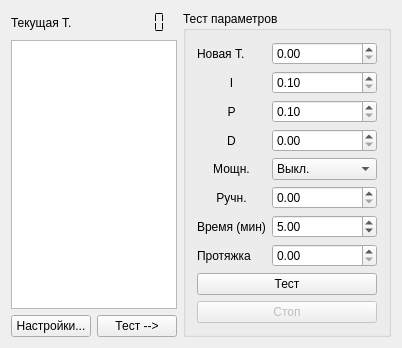
Qt form asec_temperature/asec_temperature.ui (lierdakil/masec) before a commit.
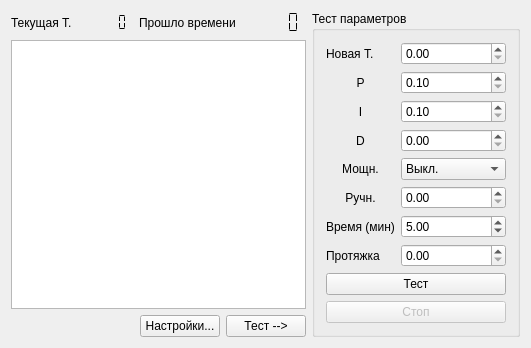
The same form after that commit.

Commit message: temp: stop() now stops immediately asec_temperature::error() now displays error Checking deriative now (simple yet) temperature window lowered Time passed is showed now (in minutes) manual timeout is saved minor tweaks

Diff of the .ui file:
```diff
--- a/asec_temperature/asec_temperature.ui
+++ b/asec_temperature/asec_temperature.ui
@@ -6,7 +6,7 @@
    <rect>
     <x>0</x>
     <y>0</y>
-    <width>400</width>
+    <width>496</width>
     <height>338</height>
    </rect>
   </property>
@@ -50,6 +50,23 @@
          </property>
         </widget>
        </item>
+       <item>
+        <widget class="QLabel" name="lbTimePassed">
+         <property name="text">
+          <string>Прошло времени</string>
+         </property>
+        </widget>
+       </item>
+       <item>
+        <widget class="QLCDNumber" name="nlTime">
+         <property name="frameShape">
+          <enum>QFrame::NoFrame</enum>
+         </property>
+         <property name="segmentStyle">
+          <enum>QLCDNumber::Flat</enum>
+         </property>
+        </widget>
+       </item>
       </layout>
      </item>
      <item>
@@ -120,7 +137,7 @@
         </property>
        </widget>
       </item>
-      <item row="1" column="0">
+      <item row="2" column="0">
        <widget class="QLabel" name="lbI_test_2">
         <property name="text">
          <string>I</string>
@@ -130,28 +147,8 @@
         </property>
        </widget>
       </item>
-      <item row="1" column="1">
-       <widget class="QDoubleSpinBox" name="sbI_test">
-        <property name="minimum">
-         <double>0.100000000000000</double>
-        </property>
-        <property name="maximum">
-         <double>1000.000000000000000</double>
-        </property>
-       </widget>
-      </item>
-      <item row="2" column="0">
-       <widget class="QLabel" name="lbP_test_2">
-        <property name="text">
-         <string>P</string>
-        </property>
-        <property name="alignment">
-         <set>Qt::AlignCenter</set>
-        </property>
-       </widget>
-      </item>
       <item row="2" column="1">
-       <widget class="QDoubleSpinBox" name="sbP_test">
+       <widget class="QDoubleSpinBox" name="sbI_test">
         <property name="minimum">
          <double>0.100000000000000</double>
         </property>
@@ -160,7 +157,7 @@
         </property>
        </widget>
       </item>
-      <item row="3" column="0">
+      <item row="4" column="0">
        <widget class="QLabel" name="lbD_test_2">
         <property name="sizePolicy">
          <sizepolicy hsizetype="Preferred" vsizetype="Preferred">
@@ -176,14 +173,14 @@
         </property>
        </widget>
       </item>
-      <item row="3" column="1">
+      <item row="4" column="1">
        <widget class="QDoubleSpinBox" name="sbD_test">
         <property name="maximum">
          <double>200.000000000000000</double>
         </property>
        </widget>
       </item>
-      <item row="4" column="0">
+      <item row="5" column="0">
        <widget class="QLabel" name="lbRange_test_2">
         <property name="text">
          <string>Мощн.</string>
@@ -193,7 +190,7 @@
         </property>
        </widget>
       </item>
-      <item row="4" column="1">
+      <item row="5" column="1">
        <widget class="QComboBox" name="cbRange_test">
         <property name="enabled">
          <bool>true</bool>
@@ -220,7 +217,7 @@
         </item>
        </widget>
       </item>
-      <item row="5" column="0">
+      <item row="6" column="0">
        <widget class="QLabel" name="lbMout_test_2">
         <property name="sizePolicy">
          <sizepolicy hsizetype="Preferred" vsizetype="Preferred">
@@ -236,21 +233,21 @@
         </property>
        </widget>
       </item>
-      <item row="5" column="1">
+      <item row="6" column="1">
        <widget class="QDoubleSpinBox" name="sbMout_test">
         <property name="maximum">
          <double>100.000000000000000</double>
         </property>
        </widget>
       </item>
-      <item row="6" column="0">
+      <item row="7" column="0">
        <widget class="QLabel" name="lbt_test_2">
         <property name="text">
          <string>Время (мин)</string>
         </property>
        </widget>
       </item>
-      <item row="6" column="1">
+      <item row="7" column="1">
        <widget class="QDoubleSpinBox" name="sbt_test">
         <property name="minimum">
          <double>0.010000000000000</double>
@@ -263,28 +260,28 @@
         </property>
        </widget>
       </item>
-      <item row="7" column="0">
+      <item row="8" column="0">
        <widget class="QLabel" name="lbRamp_2">
         <property name="text">
          <string>Протяжка</string>
         </property>
        </widget>
       </item>
-      <item row="7" column="1">
+      <item row="8" column="1">
        <widget class="QDoubleSpinBox" name="sbRamp">
         <property name="maximum">
          <double>100.000000000000000</double>
         </property>
        </widget>
       </item>
-      <item row="8" column="0" colspan="2">
+      <item row="9" column="0" colspan="2">
        <widget class="QPushButton" name="btTest">
         <property name="text">
          <string>Тест</string>
         </property>
        </widget>
       </item>
-      <item row="9" column="0" colspan="2">
+      <item row="10" column="0" colspan="2">
        <widget class="QPushButton" name="btStopTest">
         <property name="enabled">
          <bool>false</bool>
@@ -294,6 +291,26 @@
         </property>
        </widget>
       </item>
+      <item row="1" column="0">
+       <widget class="QLabel" name="lbP_test_2">
+        <property name="text">
+         <string>P</string>
+        </property>
+        <property name="alignment">
+         <set>Qt::AlignCenter</set>
+        </property>
+       </widget>
+      </item>
+      <item row="1" column="1">
+       <widget class="QDoubleSpinBox" name="sbP_test">
+        <property name="minimum">
+         <double>0.100000000000000</double>
+        </property>
+        <property name="maximum">
+         <double>1000.000000000000000</double>
+        </property>
+       </widget>
+      </item>
      </layout>
     </widget>
    </item>
```
The commit also changes 4 other files.
